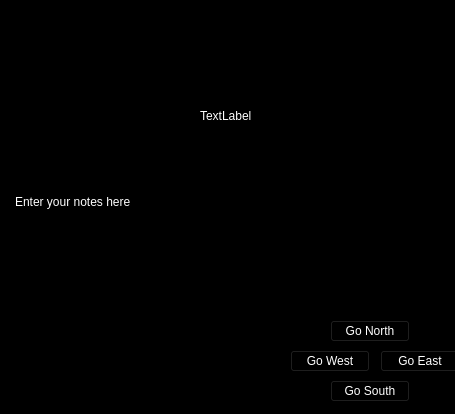
Qt form mainwindow.ui (ConorMcNelis/ZorkMurderMystery) before a commit.
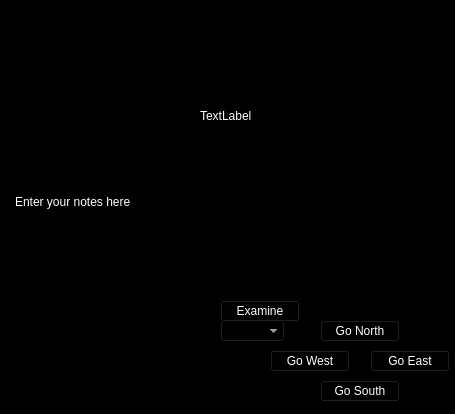
The same form after that commit. The open tabs and pages were chosen to show the change.

The edit to the form file:
```diff
--- a/mainwindow.ui
+++ b/mainwindow.ui
@@ -214,7 +214,7 @@
      <widget class="QPushButton" name="GoNorthButton">
       <property name="geometry">
        <rect>
-        <x>630</x>
+        <x>620</x>
         <y>550</y>
         <width>80</width>
         <height>22</height>
@@ -231,7 +231,7 @@
      <widget class="QPushButton" name="GoWestButton">
       <property name="geometry">
        <rect>
-        <x>590</x>
+        <x>570</x>
         <y>580</y>
         <width>80</width>
         <height>22</height>
@@ -248,7 +248,7 @@
      <widget class="QPushButton" name="GoEastButton">
       <property name="geometry">
        <rect>
-        <x>680</x>
+        <x>670</x>
         <y>580</y>
         <width>80</width>
         <height>22</height>
@@ -265,7 +265,7 @@
      <widget class="QPushButton" name="GoSouthButton">
       <property name="geometry">
        <rect>
-        <x>630</x>
+        <x>620</x>
         <y>610</y>
         <width>80</width>
         <height>22</height>
@@ -279,6 +279,37 @@
        <string>Go South</string>
       </property>
      </widget>
+     <widget class="QComboBox" name="ItemList">
+      <property name="geometry">
+       <rect>
+        <x>520</x>
+        <y>550</y>
+        <width>65</width>
+        <height>22</height>
+       </rect>
+      </property>
+      <property name="styleSheet">
+       <string notr="true">color: rgb(255, 255, 255);
+background-color: rgb(0, 0, 0);</string>
+      </property>
+     </widget>
+     <widget class="QPushButton" name="ExamineButton">
+      <property name="geometry">
+       <rect>
+        <x>520</x>
+        <y>530</y>
+        <width>80</width>
+        <height>22</height>
+       </rect>
+      </property>
+      <property name="styleSheet">
+       <string notr="true">color: rgb(255, 255, 255);
+background-color: rgb(0, 0, 0);</string>
+      </property>
+      <property name="text">
+       <string>Examine</string>
+      </property>
+     </widget>
     </widget>
    </widget>
   </widget>
```
Left out of the diff: 72 changed lines with no effect on the pictures.
